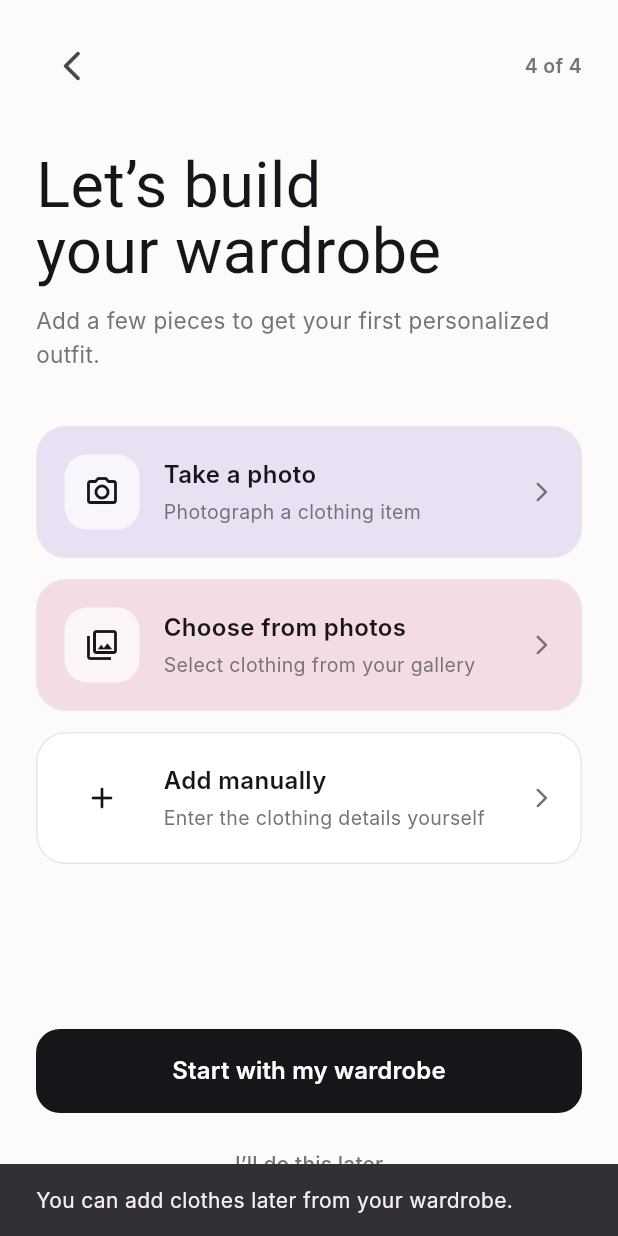
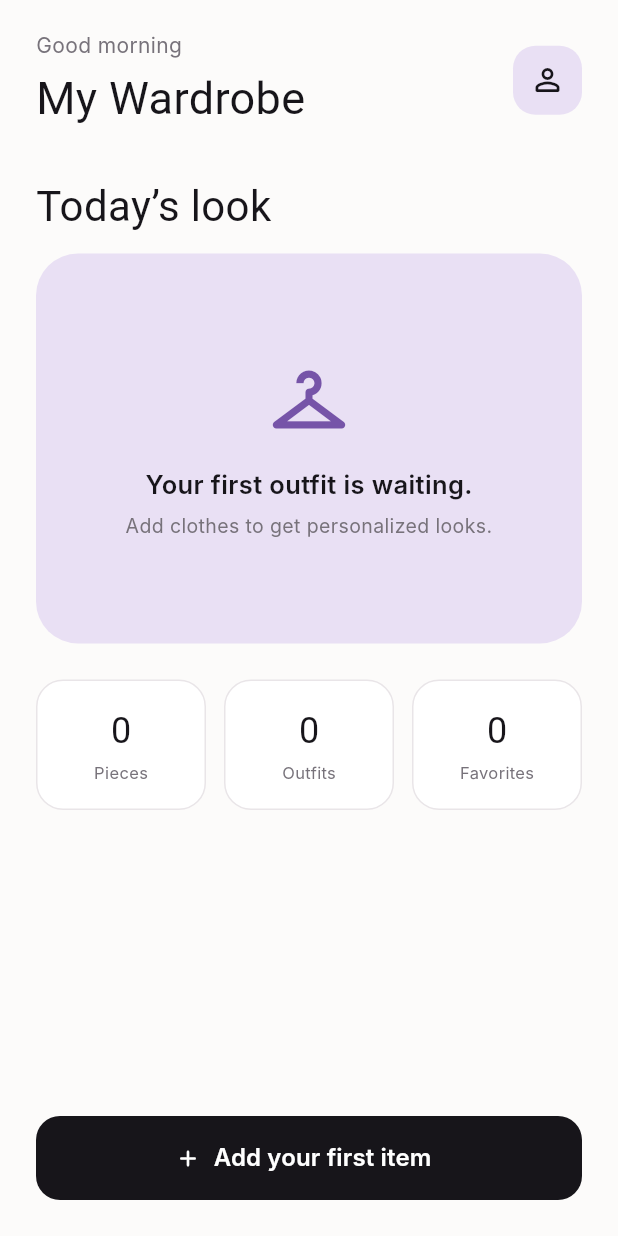
Before and after one commit to ValaryAkose/MyWardrobe, a Flutter app: the AddWardrobeScreen screen opened by its route, after a tap on "Start with my wardrobe", on a phone screen of 412 x 824 dp. Run offline on Flutter 3.47's test engine with Material 3 defaults, Android fonts, the phone set to English and light mode, and no system bars; our stand-ins replace sqflite; accounts and stored records are empty; Roboto replaces fonts that are missing (DM Serif Display, Inter).

Commit message:
added wardrobe and home screens

```diff
--- a/lib/app/routes.dart
+++ b/lib/app/routes.dart
@@ -1,5 +1,5 @@
 import 'package:flutter/material.dart';
-
+import '../screens/home/home_screen.dart';
 import '../screens/splash/splash_screen.dart';
 import '../screens/auth/welcome_screen.dart';
 import '../screens/auth/signup_screen.dart';
@@ -12,6 +12,7 @@ import '../screens/onboarding/add_wardrobe_screen.dart';
 
 class AppRoutes {
   static const splash = '/';
+  static const home = '/home';
   static const welcome = '/welcome';
   static const signup = '/signup';
   static const login = '/login';
@@ -23,11 +24,13 @@ class AppRoutes {
   static const addWardrobe = '/onboarding/wardrobe';
 
   static Map<String, WidgetBuilder> get routes => {
+
         splash: (_) => const SplashScreen(),
         welcome: (_) => const WelcomeScreen(),
         signup: (_) => const SignupScreen(),
         login: (_) => const LoginScreen(),
         forgotPassword: (_) => const ForgotPasswordScreen(),
+        home: (_) => const HomeScreen(),
 
         stylePreferences: (_) =>
             const StylePreferencesScreen(),
--- /dev/null
+++ b/lib/screens/home/home_screen.dart
@@ -0,0 +1,199 @@
+import 'package:flutter/material.dart';
+import '../wardrobe/add_item_screen.dart';
+import '../../app/theme.dart';
+
+class HomeScreen extends StatelessWidget {
+  const HomeScreen({super.key});
+
+  @override
+  Widget build(BuildContext context) {
+    return Scaffold(
+      body: SafeArea(
+        child: Padding(
+          padding: const EdgeInsets.fromLTRB(24, 20, 24, 24),
+          child: Column(
+            crossAxisAlignment: CrossAxisAlignment.start,
+            children: [
+              Row(
+                children: [
+                  const Expanded(
+                    child: Column(
+                      crossAxisAlignment: CrossAxisAlignment.start,
+                      children: [
+                        Text(
+                          'Good morning',
+                          style: TextStyle(
+                            fontSize: 14,
+                            color: MyWardrobeColors.secondaryText,
+                          ),
+                        ),
+                        SizedBox(height: 4),
+                        Text(
+                          'My Wardrobe',
+                          style: TextStyle(
+                            fontFamily: 'DM Serif Display',
+                            fontSize: 30,
+                            color: MyWardrobeColors.text,
+                          ),
+                        ),
+                      ],
+                    ),
+                  ),
+                  Container(
+                    width: 46,
+                    height: 46,
+                    decoration: BoxDecoration(
+                      color: MyWardrobeColors.lavender,
+                      borderRadius: BorderRadius.circular(15),
+                    ),
+                    child: const Icon(
+                      Icons.person_outline_rounded,
+                      color: MyWardrobeColors.text,
+                    ),
+                  ),
+                ],
+              ),
+
+              const SizedBox(height: 30),
+
+              const Text(
+                'Today’s look',
+                style: TextStyle(
+                  fontFamily: 'DM Serif Display',
+                  fontSize: 28,
+                  color: MyWardrobeColors.text,
+                ),
+              ),
+
+              const SizedBox(height: 12),
+
+              Container(
+                width: double.infinity,
+                height: 260,
+                decoration: BoxDecoration(
+                  color: MyWardrobeColors.lavender,
+                  borderRadius: BorderRadius.circular(28),
+                ),
+                child: const Center(
+                  child: Column(
+                    mainAxisAlignment: MainAxisAlignment.center,
+                    children: [
+                      Icon(
+                        Icons.checkroom_outlined,
+                        size: 58,
+                        color: MyWardrobeColors.violet,
+                      ),
+                      SizedBox(height: 16),
+                      Text(
+                        'Your first outfit is waiting.',
+                        style: TextStyle(
+                          fontSize: 17,
+                          fontWeight: FontWeight.w600,
+                          color: MyWardrobeColors.text,
+                        ),
+                      ),
+                      SizedBox(height: 6),
+                      Text(
+                        'Add clothes to get personalized looks.',
+                        textAlign: TextAlign.center,
+                        style: TextStyle(
+                          fontSize: 13,
+                          color: MyWardrobeColors.secondaryText,
+                        ),
+                      ),
+                    ],
+                  ),
+                ),
+              ),
+
+              const SizedBox(height: 24),
+
+              Row(
+                children: [
+                  Expanded(
+                    child: _StatCard(value: '0', label: 'Pieces'),
+                  ),
+                  const SizedBox(width: 12),
+                  Expanded(
+                    child: _StatCard(value: '0', label: 'Outfits'),
+                  ),
+                  const SizedBox(width: 12),
+                  Expanded(
+                    child: _StatCard(value: '0', label: 'Favorites'),
+                  ),
+                ],
+              ),
+
+              const Spacer(),
+
+              SizedBox(
+                width: double.infinity,
+                height: 56,
+                child: ElevatedButton.icon(
+                  onPressed: () {
+                    Navigator.push(
+                      context,
+                      MaterialPageRoute(builder: (_) => const AddItemScreen()),
+                    );
+                  },
+                  icon: const Icon(Icons.add_rounded),
+                  label: const Text(
+                    'Add your first item',
+                    style: TextStyle(fontSize: 16, fontWeight: FontWeight.w600),
+                  ),
+                  style: ElevatedButton.styleFrom(
+                    backgroundColor: MyWardrobeColors.text,
+                    foregroundColor: Colors.white,
+                    elevation: 0,
+                    shape: RoundedRectangleBorder(
+                      borderRadius: BorderRadius.circular(16),
+                    ),
+                  ),
+                ),
+              ),
+            ],
+          ),
+        ),
+      ),
+    );
+  }
+}
+
+class _StatCard extends StatelessWidget {
+  final String value;
+  final String label;
+
+  const _StatCard({required this.value, required this.label});
+
+  @override
+  Widget build(BuildContext context) {
+    return Container(
+      padding: const EdgeInsets.symmetric(vertical: 16, horizontal: 8),
+      decoration: BoxDecoration(
+        color: MyWardrobeColors.white,
+        borderRadius: BorderRadius.circular(18),
+        border: Border.all(color: MyWardrobeColors.border),
+      ),
+      child: Column(
+        children: [
+          Text(
+            value,
+            style: const TextStyle(
+              fontFamily: 'DM Serif Display',
+              fontSize: 24,
+              color: MyWardrobeColors.text,
+            ),
+          ),
+          const SizedBox(height: 3),
+          Text(
+            label,
+            style: const TextStyle(
+              fontSize: 11,
+              color: MyWardrobeColors.secondaryText,
+            ),
+          ),
+        ],
+      ),
+    );
+  }
+}
--- a/lib/screens/onboarding/add_wardrobe_screen.dart
+++ b/lib/screens/onboarding/add_wardrobe_screen.dart
@@ -1,5 +1,5 @@
 import 'package:flutter/material.dart';
-
+import '../../app/routes.dart';
 import '../../app/theme.dart';
 
 class AddWardrobeScreen extends StatelessWidget {
@@ -18,9 +18,7 @@ class AddWardrobeScreen extends StatelessWidget {
                 children: [
                   IconButton(
                     onPressed: () => Navigator.pop(context),
-                    icon: const Icon(
-                      Icons.arrow_back_ios_new_rounded,
-                    ),
+                    icon: const Icon(Icons.arrow_back_ios_new_rounded),
                     padding: EdgeInsets.zero,
                     constraints: const BoxConstraints(),
                   ),
@@ -39,7 +37,7 @@ class AddWardrobeScreen extends StatelessWidget {
               const SizedBox(height: 34),
 
               const Text(
-                'Let’s build\nyour wardrobe',
+                'Let\'s build\nyour wardrobe',
                 style: TextStyle(
                   fontFamily: 'DM Serif Display',
                   fontSize: 42,
@@ -72,9 +70,7 @@ class AddWardrobeScreen extends StatelessWidget {
                       onTap: () {
                         ScaffoldMessenger.of(context).showSnackBar(
                           const SnackBar(
-                            content: Text(
-                              'Camera will be connected next.',
-                            ),
+                            content: Text('Camera will be connected next.'),
                           ),
                         );
                       },
@@ -126,12 +122,10 @@ class AddWardrobeScreen extends StatelessWidget {
                 height: 56,
                 child: ElevatedButton(
                   onPressed: () {
-                    ScaffoldMessenger.of(context).showSnackBar(
-                      const SnackBar(
-                        content: Text(
-                          'You can add clothes later from your wardrobe.',
-                        ),
-                      ),
+                    Navigator.pushNamedAndRemoveUntil(
+                      context,
+                      AppRoutes.home,
+                      (route) => false,
                     );
                   },
                   style: ElevatedButton.styleFrom(
@@ -144,10 +138,7 @@ class AddWardrobeScreen extends StatelessWidget {
                   ),
                   child: const Text(
                     'Start with my wardrobe',
-                    style: TextStyle(
-                      fontSize: 16,
-                      fontWeight: FontWeight.w600,
-                    ),
+                    style: TextStyle(fontSize: 16, fontWeight: FontWeight.w600),
                   ),
                 ),
               ),
@@ -161,9 +152,7 @@ class AddWardrobeScreen extends StatelessWidget {
                   },
                   child: const Text(
                     'I’ll do this later',
-                    style: TextStyle(
-                      color: MyWardrobeColors.secondaryText,
-                    ),
+                    style: TextStyle(color: MyWardrobeColors.secondaryText),
                   ),
                 ),
               ),
@@ -200,9 +189,7 @@ class _AddOption extends StatelessWidget {
         decoration: BoxDecoration(
           color: color,
           borderRadius: BorderRadius.circular(20),
-          border: Border.all(
-            color: MyWardrobeColors.border,
-          ),
+          border: Border.all(color: MyWardrobeColors.border),
         ),
         child: Row(
           children: [
@@ -213,10 +200,7 @@ class _AddOption extends StatelessWidget {
                 color: MyWardrobeColors.white.withValues(alpha: 0.7),
                 borderRadius: BorderRadius.circular(15),
               ),
-              child: Icon(
-                icon,
-                color: MyWardrobeColors.text,
-              ),
+              child: Icon(icon, color: MyWardrobeColors.text),
             ),
 
             const SizedBox(width: 16),
```
Also changed, not shown: lib/screens/wardrobe/add_item_screen.dart (added, +230 -0 lines).
